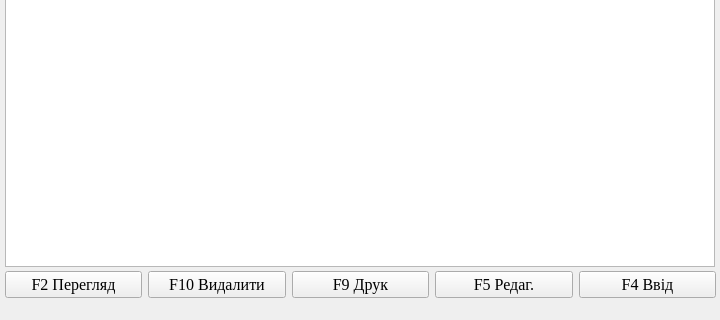
Qt form reestr_ttn.ui (andrboyko/zbyt) before a commit; both pictures show x 0 to 720 and y 208 to 528 of the 720 by 528 pixel window.
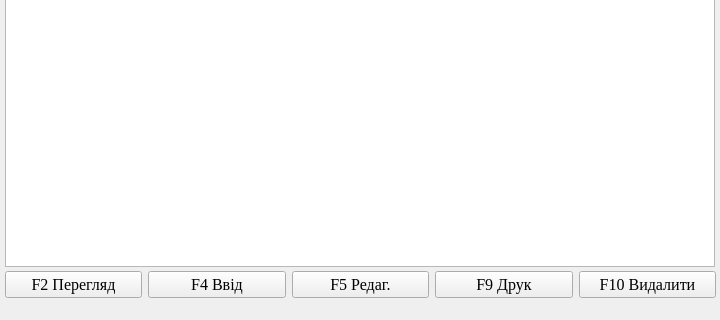
The same form after that commit.

Diff of the .ui file:
```diff
--- a/reestr_ttn.ui
+++ b/reestr_ttn.ui
@@ -219,7 +219,7 @@
      </item>
     </widget>
    </widget>
-   <widget class="QWidget" name="">
+   <widget class="QWidget" name="layoutWidget">
     <property name="geometry">
      <rect>
       <x>5</x>
@@ -236,27 +236,6 @@
        </property>
       </widget>
      </item>
-     <item>
-      <widget class="QPushButton" name="pushButton_5">
-       <property name="text">
-        <string>F10 Видалити</string>
-       </property>
-      </widget>
-     </item>
-     <item>
-      <widget class="QPushButton" name="pushButton_4">
-       <property name="text">
-        <string>F9 Друк</string>
-       </property>
-      </widget>
-     </item>
-     <item>
-      <widget class="QPushButton" name="pushButton_3">
-       <property name="text">
-        <string>F5 Редаг.</string>
-       </property>
-      </widget>
-     </item>
      <item>
       <widget class="QPushButton" name="pushButton_2">
        <property name="text">
@@ -264,6 +243,27 @@
        </property>
       </widget>
      </item>
+     <item>
+      <widget class="QPushButton" name="pushButton_3">
+       <property name="text">
+        <string>F5 Редаг.</string>
+       </property>
+      </widget>
+     </item>
+     <item>
+      <widget class="QPushButton" name="pushButton_4">
+       <property name="text">
+        <string>F9 Друк</string>
+       </property>
+      </widget>
+     </item>
+     <item>
+      <widget class="QPushButton" name="pushButton_5">
+       <property name="text">
+        <string>F10 Видалити</string>
+       </property>
+      </widget>
+     </item>
     </layout>
    </widget>
   </widget>
```
